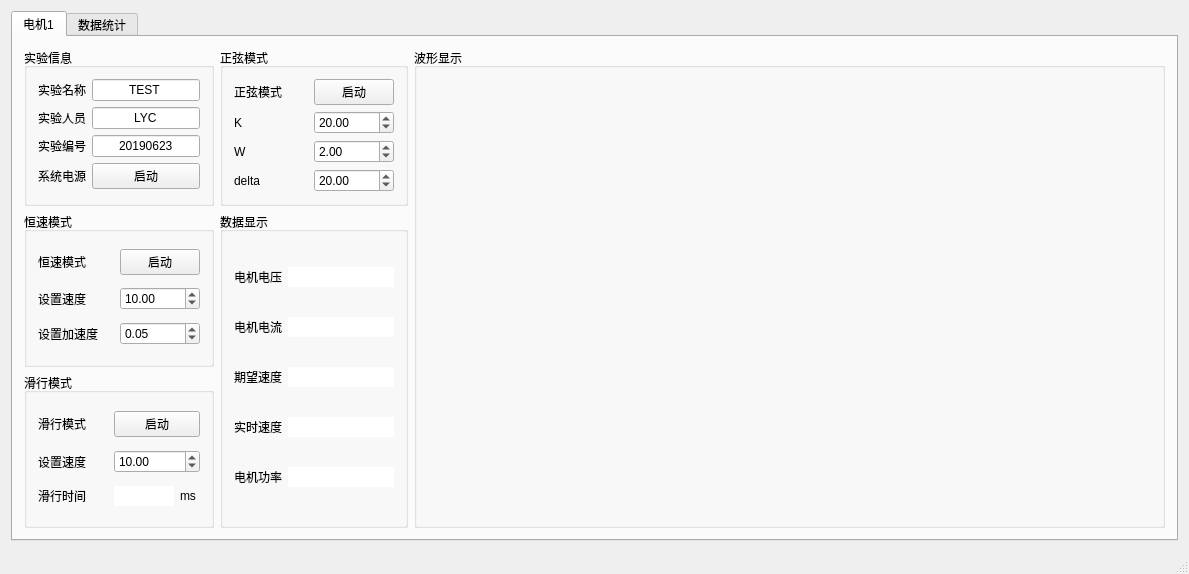
softrobotYCLi/motionStudio, file mainwindow.ui: the form before one commit.
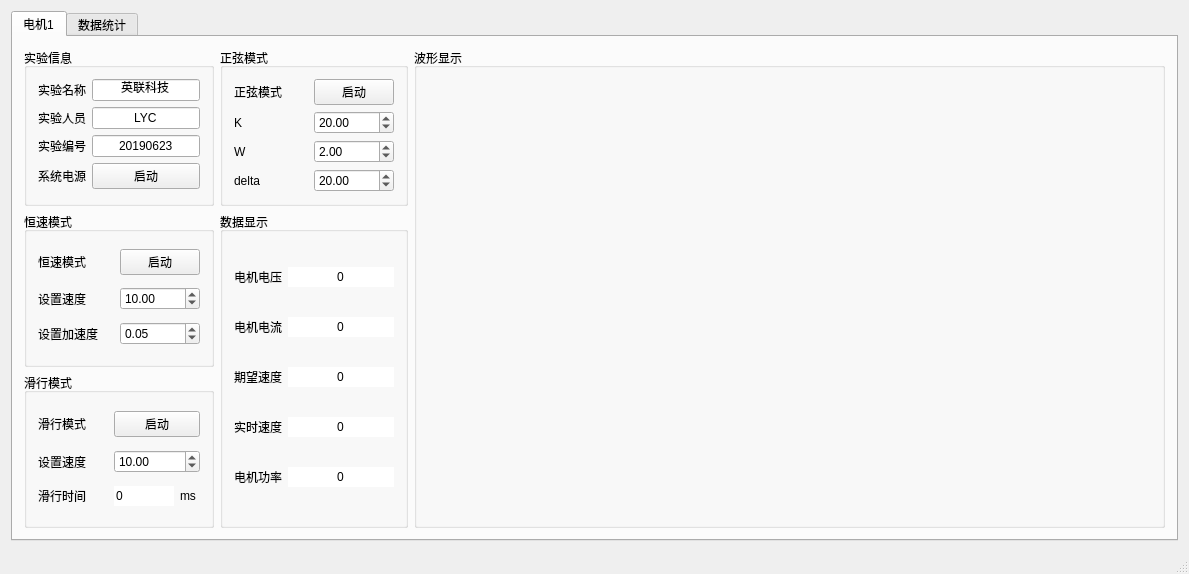
The form after the commit. Icons and pictures are not drawn. Custom widgets are drawn as their Qt base class.

```diff
--- a/mainwindow.ui
+++ b/mainwindow.ui
@@ -60,7 +60,7 @@
               </sizepolicy>
              </property>
              <property name="text">
-              <string>TEST</string>
+              <string>英联科技</string>
              </property>
              <property name="alignment">
               <set>Qt::AlignCenter</set>
@@ -312,6 +312,9 @@
                <verstretch>0</verstretch>
               </sizepolicy>
              </property>
+             <property name="text">
+              <string>0</string>
+             </property>
              <property name="frame">
               <bool>false</bool>
              </property>
@@ -338,6 +341,9 @@
                <verstretch>0</verstretch>
               </sizepolicy>
              </property>
+             <property name="text">
+              <string>0</string>
+             </property>
              <property name="frame">
               <bool>false</bool>
              </property>
@@ -364,6 +370,9 @@
                <verstretch>0</verstretch>
               </sizepolicy>
              </property>
+             <property name="text">
+              <string>0</string>
+             </property>
              <property name="frame">
               <bool>false</bool>
              </property>
@@ -390,6 +399,9 @@
                <verstretch>0</verstretch>
               </sizepolicy>
              </property>
+             <property name="text">
+              <string>0</string>
+             </property>
              <property name="frame">
               <bool>false</bool>
              </property>
@@ -416,6 +428,9 @@
                <verstretch>0</verstretch>
               </sizepolicy>
              </property>
+             <property name="text">
+              <string>0</string>
+             </property>
              <property name="frame">
               <bool>false</bool>
              </property>
@@ -485,6 +500,9 @@
                <height>16777215</height>
               </size>
              </property>
+             <property name="text">
+              <string>0</string>
+             </property>
              <property name="frame">
               <bool>false</bool>
              </property>
```
Left out of the diff: 2 changed lines with no effect on the pictures.
